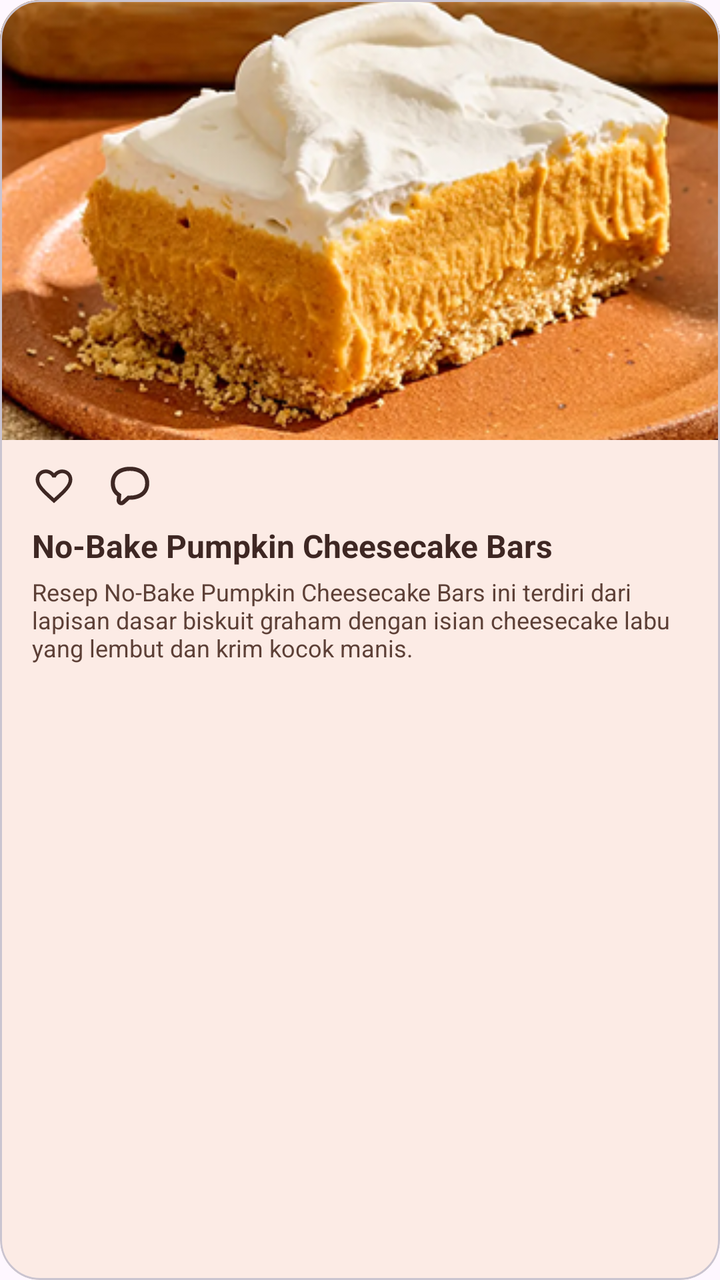
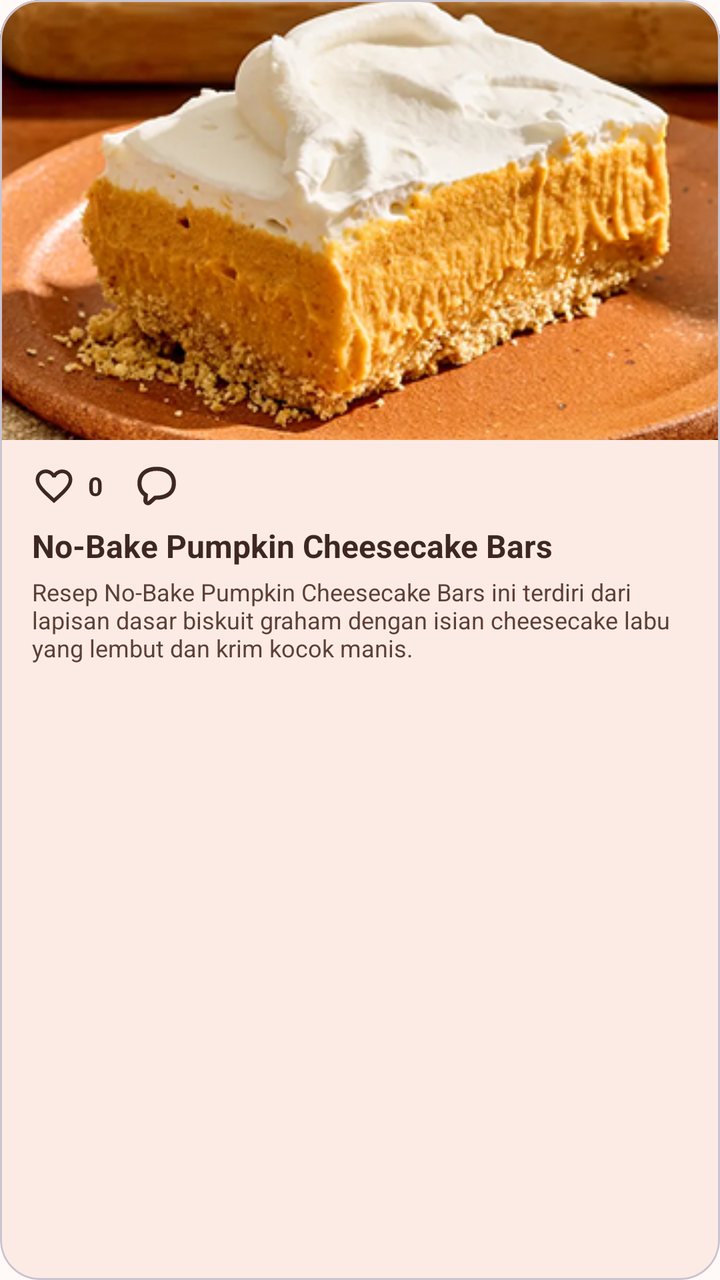

Before-and-after screenshots of an Android layout around one commit, followed by the original layout XML and the change that was made.
<!-- AndroidManifest.xml: application theme Theme.Bakerys -->
<!-- res/layout/item_jelajah_card.xml -->
<?xml version="1.0" encoding="utf-8"?>
<com.google.android.material.card.MaterialCardView
    xmlns:android="http://schemas.android.com/apk/res/android"
    xmlns:app="http://schemas.android.com/apk/res-auto"
    android:layout_width="match_parent"
    android:layout_height="wrap_content"
    android:layout_marginBottom="16dp"
    app:cardBackgroundColor="#FCEBE5"
    app:cardCornerRadius="20dp"
    app:cardElevation="0dp">

    <LinearLayout
        android:layout_width="match_parent"
        android:layout_height="wrap_content"
        android:orientation="vertical"
        android:paddingBottom="16dp">

        
        <ImageView
            android:id="@+id/ivJelajahThumb"
            android:layout_width="match_parent"
            android:layout_height="220dp"
            android:contentDescription="Foto Resep"
            android:scaleType="centerCrop"
            android:src="@drawable/no_bake_pumpkin_cheesecake_bars" />

        
        <LinearLayout
            android:layout_width="match_parent"
            android:layout_height="wrap_content"
            android:gravity="center_vertical"
            android:orientation="horizontal"
            android:paddingHorizontal="16dp"
            android:paddingTop="12dp"
            android:paddingBottom="8dp">

            <ImageView
                android:id="@+id/btnLike"
                android:layout_width="22dp"
                android:layout_height="22dp"
                android:layout_marginEnd="16dp"
                android:src="@drawable/ic_heart_outline"
                app:tint="#3E2723"
                android:contentDescription="Suka" />

            <ImageView
                android:id="@+id/btnComment"
                android:layout_width="22dp"
                android:layout_height="22dp"
                android:src="@drawable/ic_comment_outline"
                app:tint="#3E2723"
                android:contentDescription="Komentar" />
        </LinearLayout>

        
        <TextView
            android:id="@+id/tvJelajahTitle"
            android:layout_width="match_parent"
            android:layout_height="wrap_content"
            android:paddingHorizontal="16dp"
            android:text="No-Bake Pumpkin Cheesecake Bars"
            android:textColor="#3E2723"
            android:textSize="16sp"
            android:textStyle="bold" />

        
        <TextView
            android:id="@+id/tvJelajahDesc"
            android:layout_width="match_parent"
            android:layout_height="wrap_content"
            android:layout_marginTop="4dp"
            android:paddingHorizontal="16dp"
            android:text="Resep No-Bake Pumpkin Cheesecake Bars ini terdiri dari lapisan dasar biskuit graham dengan isian cheesecake labu yang lembut dan krim kocok manis."
            android:textColor="#5D4037"
            android:textSize="12sp" />

    </LinearLayout>
</com.google.android.material.card.MaterialCardView>
<!-- resources referenced by this layout -->
<resources>
  <!-- drawable ic_comment_outline (drawable) -->
  <vector xmlns:android="http://schemas.android.com/apk/res/android"
      android:width="19dp"
      android:height="19dp"
      android:viewportWidth="19"
      android:viewportHeight="19">
    <path
        android:pathData="M5.751,12.996L5.521,15.769C5.516,15.817 5.527,15.866 5.551,15.908C5.574,15.95 5.61,15.985 5.653,16.006C5.697,16.028 5.746,16.036 5.794,16.03C5.842,16.024 5.887,16.003 5.923,15.971L8.548,13.638L9.247,13.654L9.5,13.656C11.513,13.656 13.166,13.134 14.274,12.259C15.331,11.425 16.031,10.169 16.031,8.313C16.031,6.456 15.331,5.201 14.274,4.366C13.166,3.491 11.513,2.969 9.5,2.969C7.487,2.969 5.834,3.491 4.726,4.366C3.669,5.201 2.969,6.456 2.969,8.313C2.969,10.269 3.748,11.569 4.926,12.407L5.751,12.996ZM7.106,17.301L9.208,15.434C9.304,15.436 9.401,15.438 9.5,15.438C14.091,15.438 17.813,13.063 17.813,8.313C17.813,3.563 14.091,1.188 9.5,1.188C4.909,1.188 1.188,3.563 1.188,8.313C1.188,10.826 2.23,12.675 3.891,13.858L3.745,15.62C3.712,16.023 3.8,16.427 3.998,16.78C4.196,17.132 4.495,17.417 4.857,17.598C5.219,17.779 5.626,17.847 6.027,17.794C6.428,17.741 6.804,17.569 7.106,17.301Z"
        android:fillColor="#4C2A2B"
        android:fillType="evenOdd"/>
  </vector>
  <!-- drawable ic_heart_outline (drawable) -->
  <vector xmlns:android="http://schemas.android.com/apk/res/android" android:height="24dp" android:tint="#000000" android:viewportHeight="24" android:viewportWidth="24" android:width="24dp">
        
      <path android:fillColor="@android:color/white" android:pathData="M16.5,3c-1.74,0 -3.41,0.81 -4.5,2.09C10.91,3.81 9.24,3 7.5,3 4.42,3 2,5.42 2,8.5c0,3.78 3.4,6.86 8.55,11.54L12,21.35l1.45,-1.32C18.6,15.36 22,12.28 22,8.5 22,5.42 19.58,3 16.5,3zM12.1,18.55l-0.1,0.1 -0.1,-0.1C7.14,14.24 4,11.39 4,8.5 4,6.5 5.5,5 7.5,5c1.54,0 3.04,0.99 3.57,2.36h1.87C13.46,5.99 14.96,5 16.5,5c2,0 3.5,1.5 3.5,3.5 0,2.89 -3.14,5.74 -7.9,10.05z"/>
      
  </vector>
  <!-- drawable no_bake_pumpkin_cheesecake_bars: png bitmap (drawable, 203952 bytes) -->
  <style name="Theme.Bakerys" parent="Base.Theme.Bakerys" />
  <style name="Base.Theme.Bakerys" parent="Theme.Material3.DayNight.NoActionBar">
          
          
  
          
          <item name="android:statusBarColor">@android:color/transparent</item>
          <item name="android:navigationBarColor">@android:color/transparent</item>
          <item name="android:windowLightStatusBar">true</item>
      </style>
</resources>

<!-- the commit's change to res/layout/item_jelajah_card.xml (unified diff, before → after) -->
@@ -34,19 +34,37 @@
             android:paddingTop="12dp"
             android:paddingBottom="8dp">
 
-            <ImageView
-                android:id="@+id/btnLike"
-                android:layout_width="22dp"
-                android:layout_height="22dp"
-                android:layout_marginEnd="16dp"
-                android:src="@drawable/ic_heart_outline"
-                app:tint="#3E2723"
-                android:contentDescription="Suka" />
+            <LinearLayout
+                android:layout_width="wrap_content"
+                android:layout_height="wrap_content"
+                android:gravity="center_vertical"
+                android:orientation="horizontal"
+                android:layout_marginEnd="16dp">
+
+                <ImageView
+                    android:id="@+id/btnLike"
+                    android:layout_width="22dp"
+                    android:layout_height="22dp"
+                    android:src="@drawable/ic_heart_outline"
+                    app:tint="#3E2723"
+                    android:contentDescription="Suka" />
+
+                <TextView
+                    android:id="@+id/tvJumlahLike"
+                    android:layout_width="wrap_content"
+                    android:layout_height="wrap_content"
+                    android:layout_marginStart="6dp"
+                    android:text="0"
+                    android:textColor="#3E2723"
+                    android:textSize="13sp"
+                    android:textStyle="bold" />
+            </LinearLayout>
 
             <ImageView
                 android:id="@+id/btnComment"
                 android:layout_width="22dp"
                 android:layout_height="22dp"
+                android:layout_marginEnd="16dp"
                 android:src="@drawable/ic_comment_outline"
                 app:tint="#3E2723"
                 android:contentDescription="Komentar" />
<!-- resource entries referenced after the edit -->
@@ -21,12 +21,20 @@
   <style name="Theme.Bakerys" parent="Base.Theme.Bakerys" />
   <style name="Base.Theme.Bakerys" parent="Theme.Material3.DayNight.NoActionBar">
           
-          
+          <item name="android:windowBackground">#FFF9F8</item>
+          <item name="android:colorBackground">#FFF9F8</item>
   
           
           <item name="android:statusBarColor">@android:color/transparent</item>
           <item name="android:navigationBarColor">@android:color/transparent</item>
           <item name="android:windowLightStatusBar">true</item>
+  
+          
+          <item name="colorPrimary">#802C3E</item>
+          <item name="colorPrimaryVariant">#802C3E</item>
+          <item name="colorOnPrimary">#FFFFFF</item>
+          <item name="colorSecondary">#FCEBE5</item>
+          <item name="colorOnSecondary">#3E2723</item>
       </style>
 </resources>
 
